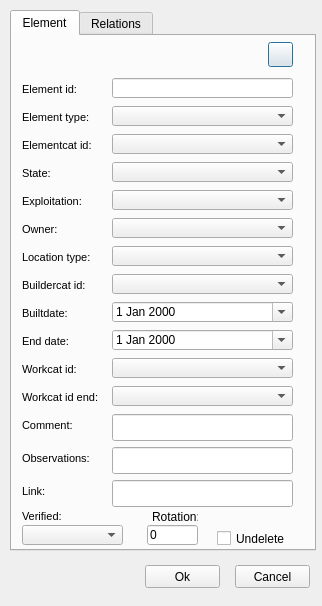
Qt form ui/add_element.ui (Giswater/giswater_qgis_plugin) before a commit.
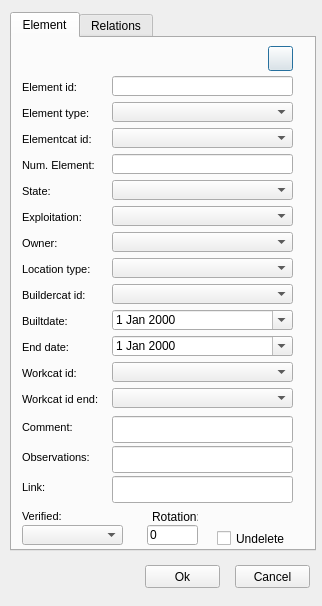
The same form after that commit. Icons and pictures are not drawn.

Commit message:
Merge 'issue489' into 'dev-3.1' (#497)
* #489 Bug fixed and add widget num_elements (wip)

* Add widget of num_elements

* Enhance form

```diff
--- a/ui/add_element.ui
+++ b/ui/add_element.ui
@@ -17,9 +17,9 @@
    <property name="geometry">
     <rect>
      <x>10</x>
-     <y>10</y>
+     <y>12</y>
      <width>306</width>
-     <height>541</height>
+     <height>539</height>
     </rect>
    </property>
    <property name="currentIndex">
@@ -33,7 +33,7 @@
      <property name="geometry">
       <rect>
        <x>100</x>
-       <y>42</y>
+       <y>38</y>
        <width>181</width>
        <height>20</height>
       </rect>
@@ -46,7 +46,7 @@
      <property name="geometry">
       <rect>
        <x>10</x>
-       <y>411</y>
+       <y>408</y>
        <width>76</width>
        <height>22</height>
       </rect>
@@ -79,7 +79,7 @@
      <property name="geometry">
       <rect>
        <x>100</x>
-       <y>411</y>
+       <y>408</y>
        <width>181</width>
        <height>27</height>
       </rect>
@@ -92,7 +92,7 @@
      <property name="geometry">
       <rect>
        <x>100</x>
-       <y>98</y>
+       <y>90</y>
        <width>181</width>
        <height>20</height>
       </rect>
@@ -102,7 +102,7 @@
      <property name="geometry">
       <rect>
        <x>10</x>
-       <y>42</y>
+       <y>38</y>
        <width>81</width>
        <height>22</height>
       </rect>
@@ -135,7 +135,7 @@
      <property name="geometry">
       <rect>
        <x>10</x>
-       <y>444</y>
+       <y>438</y>
        <width>55</width>
        <height>22</height>
       </rect>
@@ -168,7 +168,7 @@
      <property name="geometry">
       <rect>
        <x>100</x>
-       <y>444</y>
+       <y>438</y>
        <width>181</width>
        <height>27</height>
       </rect>
@@ -178,7 +178,7 @@
      <property name="geometry">
       <rect>
        <x>10</x>
-       <y>98</y>
+       <y>90</y>
        <width>86</width>
        <height>22</height>
       </rect>
@@ -211,7 +211,7 @@
      <property name="geometry">
       <rect>
        <x>100</x>
-       <y>210</y>
+       <y>220</y>
        <width>181</width>
        <height>20</height>
       </rect>
@@ -221,9 +221,9 @@
      <property name="geometry">
       <rect>
        <x>10</x>
-       <y>210</y>
+       <y>221</y>
        <width>90</width>
-       <height>22</height>
+       <height>21</height>
       </rect>
      </property>
      <property name="font">
@@ -254,7 +254,7 @@
      <property name="geometry">
       <rect>
        <x>10</x>
-       <y>266</y>
+       <y>272</y>
        <width>90</width>
        <height>22</height>
       </rect>
@@ -287,7 +287,7 @@
      <property name="geometry">
       <rect>
        <x>100</x>
-       <y>238</y>
+       <y>246</y>
        <width>181</width>
        <height>20</height>
       </rect>
@@ -297,7 +297,7 @@
      <property name="geometry">
       <rect>
        <x>10</x>
-       <y>238</y>
+       <y>246</y>
        <width>90</width>
        <height>22</height>
       </rect>
@@ -330,7 +330,7 @@
      <property name="geometry">
       <rect>
        <x>10</x>
-       <y>294</y>
+       <y>298</y>
        <width>90</width>
        <height>22</height>
       </rect>
@@ -363,7 +363,7 @@
      <property name="geometry">
       <rect>
        <x>100</x>
-       <y>126</y>
+       <y>142</y>
        <width>181</width>
        <height>20</height>
       </rect>
@@ -373,7 +373,7 @@
      <property name="geometry">
       <rect>
        <x>10</x>
-       <y>126</y>
+       <y>142</y>
        <width>90</width>
        <height>22</height>
       </rect>
@@ -406,7 +406,7 @@
      <property name="geometry">
       <rect>
        <x>100</x>
-       <y>182</y>
+       <y>194</y>
        <width>181</width>
        <height>20</height>
       </rect>
@@ -416,7 +416,7 @@
      <property name="geometry">
       <rect>
        <x>10</x>
-       <y>182</y>
+       <y>194</y>
        <width>90</width>
        <height>22</height>
       </rect>
@@ -449,7 +449,7 @@
      <property name="geometry">
       <rect>
        <x>100</x>
-       <y>322</y>
+       <y>324</y>
        <width>181</width>
        <height>20</height>
       </rect>
@@ -459,7 +459,7 @@
      <property name="geometry">
       <rect>
        <x>10</x>
-       <y>322</y>
+       <y>324</y>
        <width>90</width>
        <height>22</height>
       </rect>
@@ -578,7 +578,7 @@
      <property name="geometry">
       <rect>
        <x>256</x>
-       <y>6</y>
+       <y>8</y>
        <width>25</width>
        <height>25</height>
       </rect>
@@ -595,7 +595,7 @@
      <property name="geometry">
       <rect>
        <x>10</x>
-       <y>489</y>
+       <y>487</y>
        <width>101</width>
        <height>20</height>
       </rect>
@@ -605,7 +605,7 @@
      <property name="geometry">
       <rect>
        <x>135</x>
-       <y>489</y>
+       <y>487</y>
        <width>51</width>
        <height>20</height>
       </rect>
@@ -618,7 +618,7 @@
      <property name="geometry">
       <rect>
        <x>205</x>
-       <y>494</y>
+       <y>492</y>
        <width>77</width>
        <height>17</height>
       </rect>
@@ -631,7 +631,7 @@
      <property name="geometry">
       <rect>
        <x>140</x>
-       <y>474</y>
+       <y>472</y>
        <width>46</width>
        <height>13</height>
       </rect>
@@ -644,9 +644,9 @@
      <property name="geometry">
       <rect>
        <x>10</x>
-       <y>469</y>
+       <y>467</y>
        <width>90</width>
-       <height>22</height>
+       <height>23</height>
       </rect>
      </property>
      <property name="font">
@@ -680,7 +680,7 @@
      <property name="geometry">
       <rect>
        <x>100</x>
-       <y>154</y>
+       <y>168</y>
        <width>181</width>
        <height>20</height>
       </rect>
@@ -690,7 +690,7 @@
      <property name="geometry">
       <rect>
        <x>10</x>
-       <y>154</y>
+       <y>168</y>
        <width>90</width>
        <height>22</height>
       </rect>
@@ -723,7 +723,7 @@
      <property name="geometry">
       <rect>
        <x>100</x>
-       <y>266</y>
+       <y>272</y>
        <width>181</width>
        <height>20</height>
       </rect>
@@ -736,7 +736,7 @@
      <property name="geometry">
       <rect>
        <x>100</x>
-       <y>294</y>
+       <y>298</y>
        <width>181</width>
        <height>20</height>
       </rect>
@@ -749,7 +749,7 @@
      <property name="geometry">
       <rect>
        <x>10</x>
-       <y>70</y>
+       <y>64</y>
        <width>86</width>
        <height>22</height>
       </rect>
@@ -782,12 +782,58 @@
      <property name="geometry">
       <rect>
        <x>100</x>
-       <y>70</y>
+       <y>64</y>
        <width>181</width>
        <height>20</height>
       </rect>
      </property>
     </widget>
+    <widget class="QLineEdit" name="num_elements">
+     <property name="enabled">
+      <bool>true</bool>
+     </property>
+     <property name="geometry">
+      <rect>
+       <x>100</x>
+       <y>116</y>
+       <width>181</width>
+       <height>20</height>
+      </rect>
+     </property>
+    </widget>
+    <widget class="QLabel" name="label_num_elements">
+     <property name="geometry">
+      <rect>
+       <x>10</x>
+       <y>116</y>
+       <width>81</width>
+       <height>22</height>
+      </rect>
+     </property>
+     <property name="font">
+      <font>
+       <pointsize>8</pointsize>
+      </font>
+     </property>
+     <property name="frameShape">
+      <enum>QFrame::NoFrame</enum>
+     </property>
+     <property name="frameShadow">
+      <enum>QFrame::Raised</enum>
+     </property>
+     <property name="text">
+      <string>Num. Element:</string>
+     </property>
+     <property name="textFormat">
+      <enum>Qt::AutoText</enum>
+     </property>
+     <property name="scaledContents">
+      <bool>false</bool>
+     </property>
+     <property name="margin">
+      <number>3</number>
+     </property>
+    </widget>
    </widget>
    <widget class="QWidget" name="tab_2">
     <attribute name="title">
```
The commit also changes 2 other files.
